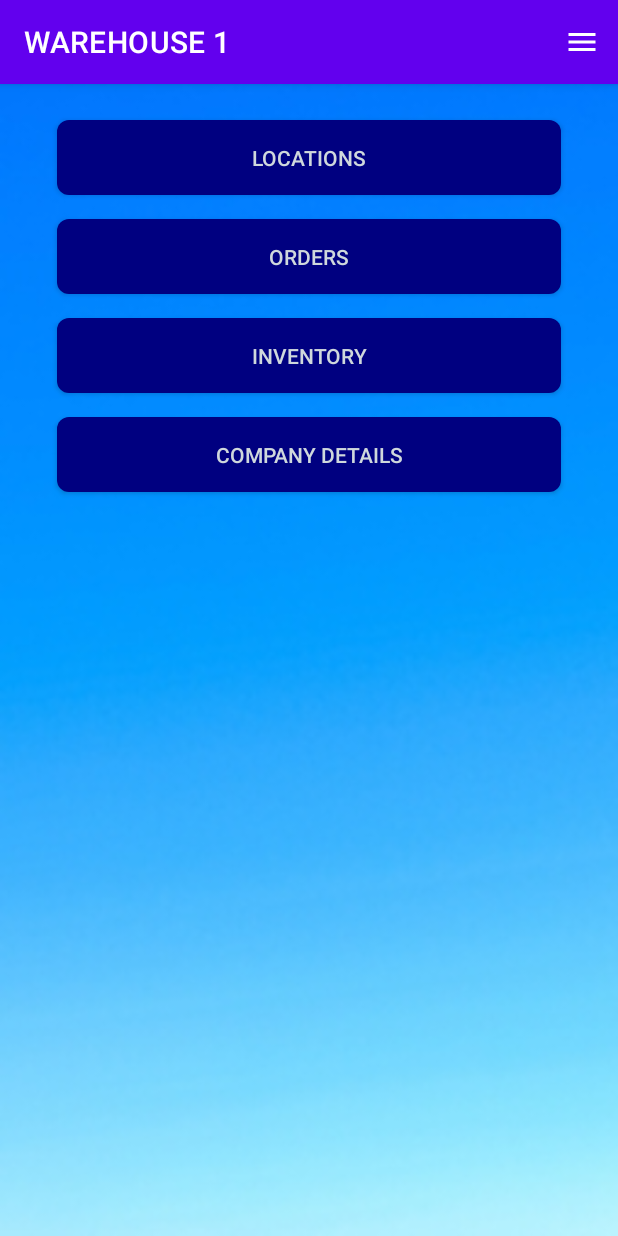
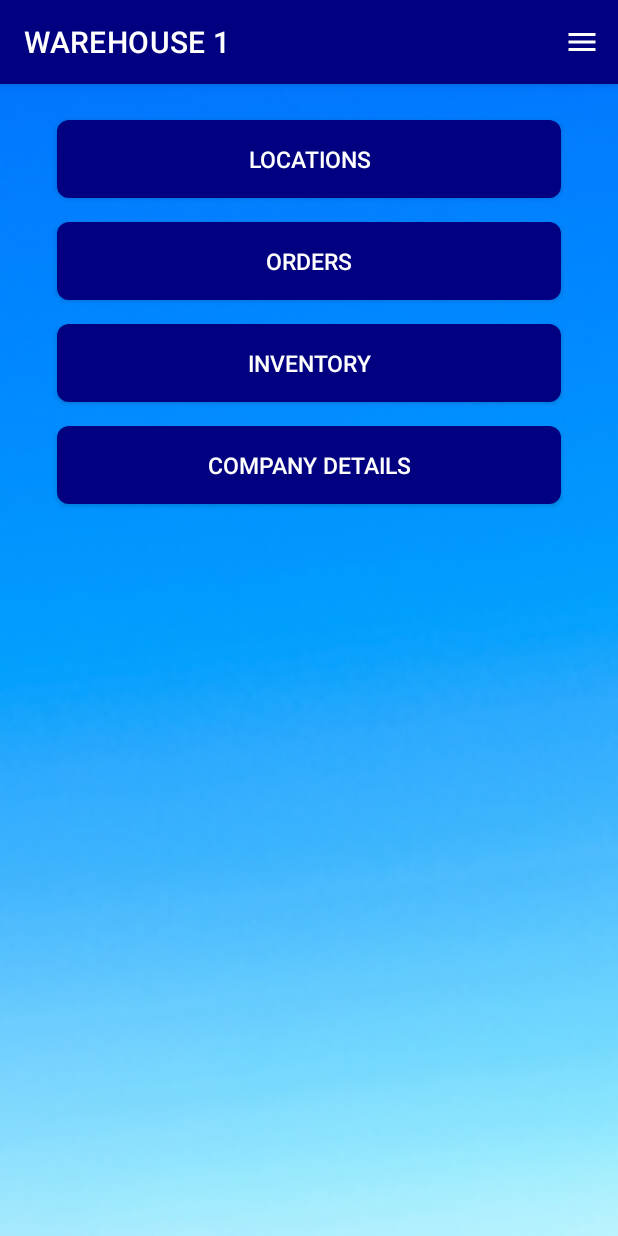
Before and after one commit to EstradaC01/InventoryManagementSystem, an Android app: the MainActivity screen opened directly, with no data from a screen before it, on a phone screen of 412 x 824 dp. Run offline under Robolectric (Android 15) with nearby library versions, the phone set to English and light mode, and no system bars; our stand-ins replace Firebase (no records; nobody signed in at launch, a user with empty details on screens opened directly).

Commit message:
Change color for buttons and action bar.

```diff
--- a/app/src/main/res/layout/activity_main.xml
+++ b/app/src/main/res/layout/activity_main.xml
@@ -17,7 +17,9 @@
         android:layout_marginEnd="30dp"
         android:padding="15dp"
         android:text="Users"
-        android:textColor="#CFD8DC"
+        android:textColor="#ffffff"
+        android:textAllCaps="true"
+        android:textSize="15sp"
         android:background="@drawable/button_navyblue"
         app:layout_constraintEnd_toEndOf="parent"
         app:layout_constraintStart_toStartOf="parent"
@@ -32,7 +34,9 @@
         android:layout_marginEnd="30dp"
         android:text="Locations"
         android:padding="15dp"
-        android:textColor="#CFD8DC"
+        android:textColor="#ffffff"
+        android:textAllCaps="true"
+        android:textSize="15sp"
         android:background="@drawable/button_navyblue"
         app:layout_constraintEnd_toEndOf="parent"
         app:layout_constraintStart_toStartOf="parent"
@@ -47,7 +51,9 @@
         android:layout_marginEnd="30dp"
         android:text="Orders"
         android:padding="15dp"
-        android:textColor="#CFD8DC"
+        android:textColor="#ffffff"
+        android:textAllCaps="true"
+        android:textSize="15sp"
         android:background="@drawable/button_navyblue"
         app:layout_constraintEnd_toEndOf="parent"
         app:layout_constraintStart_toStartOf="parent"
@@ -62,7 +68,9 @@
         android:layout_marginEnd="30dp"
         android:text="Inventory"
         android:padding="15dp"
-        android:textColor="#CFD8DC"
+        android:textColor="#ffffff"
+        android:textAllCaps="true"
+        android:textSize="15sp"
         android:background="@drawable/button_navyblue"
         app:layout_constraintEnd_toEndOf="parent"
         app:layout_constraintStart_toStartOf="parent"
@@ -77,7 +85,9 @@
         android:layout_marginEnd="30dp"
         android:text="Company Details"
         android:padding="15dp"
-        android:textColor="#CFD8DC"
+        android:textColor="#ffffff"
+        android:textAllCaps="true"
+        android:textSize="15sp"
         android:background="@drawable/button_navyblue"
         app:layout_constraintEnd_toEndOf="parent"
         app:layout_constraintStart_toStartOf="parent"
--- a/app/src/main/res/layout/activity_registration.xml
+++ b/app/src/main/res/layout/activity_registration.xml
@@ -130,7 +130,8 @@
                 android:layout_marginStart="30dp"
                 android:layout_marginTop="20dp"
                 android:layout_marginEnd="30dp"
-                android:textColor="#CFD8DC"
+                android:textColor="#ffffff"
+                android:textAllCaps="true"
                 android:background="@drawable/button_navyblue"
                 android:padding="15dp"
                 android:text="Register" />
--- a/app/src/main/res/values/themes.xml
+++ b/app/src/main/res/values/themes.xml
@@ -2,8 +2,8 @@
     <!-- Base application theme. -->
     <style name="Theme.InventoryManagementSystem" parent="Theme.MaterialComponents.DayNight.DarkActionBar">
         <!-- Primary brand color. -->
-        <item name="colorPrimary">@color/purple_500</item>
-        <item name="colorPrimaryVariant">@color/purple_700</item>
+        <item name="colorPrimary">#000080</item>
+        <item name="colorPrimaryVariant">#000080</item>
         <item name="colorOnPrimary">@color/teal_200</item>
         <!-- Secondary brand color. -->
         <item name="colorSecondary">@color/teal_200</item>
```
Also changed, not shown: app/src/main/res/layout/activity_login.xml (+6 -2 lines).
